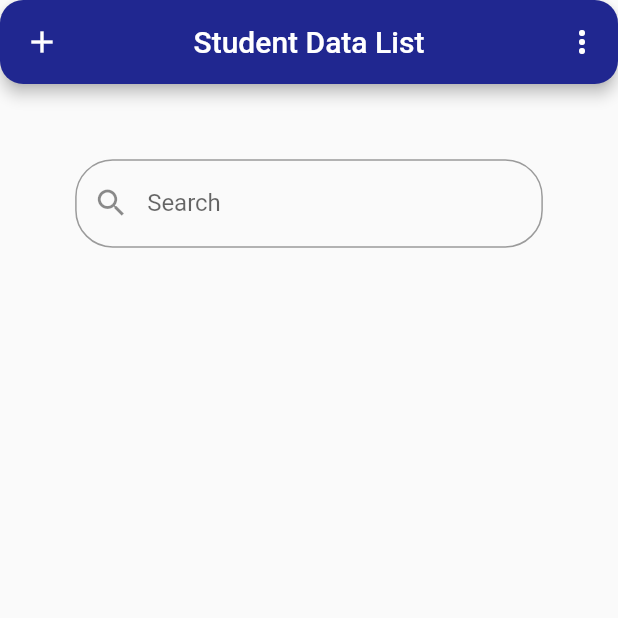
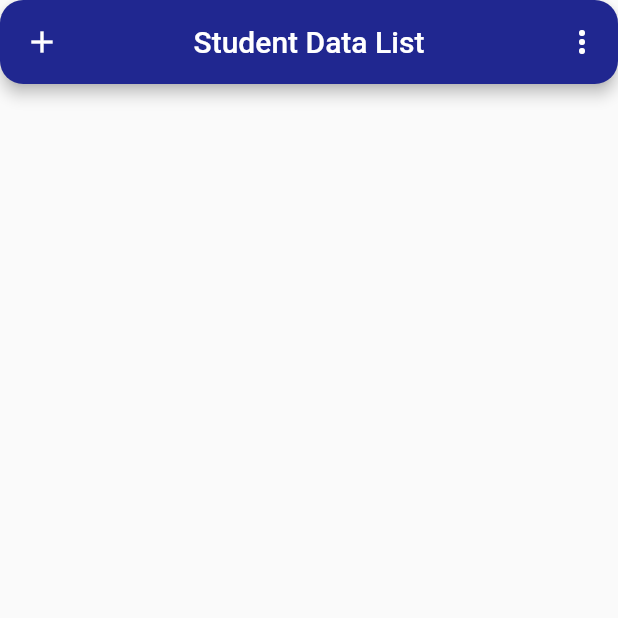
Before and after one commit to Shahanad-p/student_details_demo_app, a Flutter app: the screen it shows after launch, on a phone screen of 412 x 824 dp, the top half of it. Run offline on Flutter 3.47's test engine with Material 2 defaults, Android fonts, the phone set to English and light mode, and no system bars; our stand-ins replace hive, hive_flutter, image_picker; accounts and stored records are empty.

Commit message:
do some changes

```diff
--- a/lib/db/functions/db_functions.dart
+++ b/lib/db/functions/db_functions.dart
@@ -16,7 +16,7 @@ Future<void> addStudentsData(StudentModel value) async {
 Future<void> editStudentsList(index, StudentModel value) async {
   final studentDB = await Hive.openBox<StudentModel>('student_');
   // studentListNotifier.value.clear();
-  // studentListNotifier.value.addAll(studentDB.values);
+  // studentListNotifier.value..values);addAll(studentDB
   // studentListNotifier.notifyListeners();
   studentDB.putAt(index, value);
   getAllStudentsByList(); // call this to update the list//
@@ -34,5 +34,6 @@ getAllStudentsByList() async {
   final students = studentDB.values.toList();
   studentListNotifier.value = students;
   studentListNotifier.notifyListeners();
+
   // studentListNotifier.notifyListeners();
 }
--- a/lib/screens/widgets/add_student_widgets.dart
+++ b/lib/screens/widgets/add_student_widgets.dart
@@ -45,7 +45,7 @@ class _AddStudentWidgetState extends State<AddStudentWidget> {
                 ClipOval(
                   child: CircleAvatar(
                     radius: 60,
-                    backgroundColor: const Color.fromARGB(255, 202, 220, 176),
+                    backgroundColor: const Color.fromARGB(255, 235, 240, 238),
                     backgroundImage: _selectedImage != null
                         ? FileImage(_selectedImage!)
                         : const AssetImage("") //must add image here//
--- a/lib/screens/widgets/edit_student_list.dart
+++ b/lib/screens/widgets/edit_student_list.dart
@@ -1,11 +1,10 @@
-// ignore_for_file: prefer_typing_uninitialized_variables
-
 import 'dart:io';
 import 'package:flutter/material.dart';
 import 'package:image_picker/image_picker.dart';
 import 'package:student_details_demo_app/screens/widgets/list_student_widgets.dart';
 import '../../db/functions/db_functions.dart';
 import '../../db/model/data_model.dart';
+import 'path_to_edit_student_list.dart';
 
 // ignore: must_be_immutable
 class EditStudentList extends StatefulWidget {
@@ -18,7 +17,6 @@ class EditStudentList extends StatefulWidget {
 
   dynamic imagePath;
 
-  // ignore: use_key_in_widget_constructors
   EditStudentList({
     required this.index,
     required this.name,
--- a/lib/screens/widgets/list_student_widgets.dart
+++ b/lib/screens/widgets/list_student_widgets.dart
@@ -64,24 +64,24 @@ class _ListStudentWidgetState extends State<ListStudentWidget> {
       ),
       body: Column(
         children: [
-          Padding(
-            padding: const EdgeInsets.all(50.10),
-            child: TextFormField(
-                decoration: const InputDecoration(
-                    border: OutlineInputBorder(
-                        borderRadius: BorderRadius.vertical(
-                            bottom: Radius.circular(25.0),
-                            top: Radius.circular(25.0))),
-                    hintText: 'Search here',
-                    label: Text('Search'),
-                    prefixIcon: Icon(Icons.search)),
-                onChanged: (value) {
-                  setState(() {
-                    search = value;
-                  });
-                  searchResultFromList();
-                }),
-          ),
+          // Padding(
+          //   padding: const EdgeInsets.all(50.10),
+          //   child: TextFormField(
+          //       decoration: const InputDecoration(
+          //           border: OutlineInputBorder(
+          //               borderRadius: BorderRadius.vertical(
+          //                   bottom: Radius.circular(25.0),
+          //                   top: Radius.circular(25.0))),
+          //           hintText: 'Search here',
+          //           label: Text('Search'),
+          //           prefixIcon: Icon(Icons.search)),
+          //       onChanged: (value) {
+          //         setState(() {
+          //           search = value;
+          //         });
+          //         searchResultFromList();
+          //       }),
+          // ),
           Expanded(
             child: ValueListenableBuilder(
               valueListenable: studentListNotifier,
@@ -95,7 +95,8 @@ class _ListStudentWidgetState extends State<ListStudentWidget> {
                           navigator(context, data);
                         },
                         title: Text(data.name),
-                        shape: const Border(bottom: BorderSide(color: Colors.black)),
+                        shape: const Border(
+                            bottom: BorderSide(color: Colors.black)),
                         leading: CircleAvatar(
                             backgroundImage: data.image != null
                                 ? FileImage(File(data.image!))
@@ -105,11 +106,14 @@ class _ListStudentWidgetState extends State<ListStudentWidget> {
                           mainAxisSize: MainAxisSize.min,
                           children: [
                             IconButton(
+                                color: const Color.fromARGB(255, 108, 20, 14),
                                 onPressed: () {
                                   deleteStudentsData(index);
+
                                 },
                                 icon: const Icon(Icons.delete)),
                             IconButton(
+                                color: const Color.fromARGB(255, 5, 70, 7),
                                 onPressed: () {
                                   Navigator.of(context).push(
                                     MaterialPageRoute(
@@ -125,7 +129,7 @@ class _ListStudentWidgetState extends State<ListStudentWidget> {
                                     ),
                                   );
                                 },
-                                icon: const Icon(Icons.edit))
+                                icon: const Icon(Icons.edit)),
                           ],
                         ),
                       );
--- /dev/null
+++ b/lib/screens/widgets/path_to_edit_student_list.dart
@@ -0,0 +1 @@
+// TODO Implement this library.
```
Also changed, not shown: lib/db/model/data_model.dart (line endings or trailing spaces), 1 other file.
